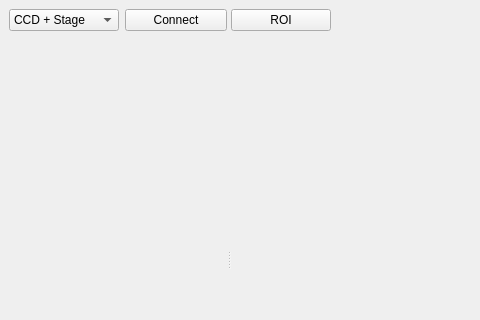
jkrauth/shg_frog, file Python/View/GUI/main_window.ui: the form before one commit; both pictures show x 0 to 480 and y 0 to 320 of the 993 by 540 pixel window.
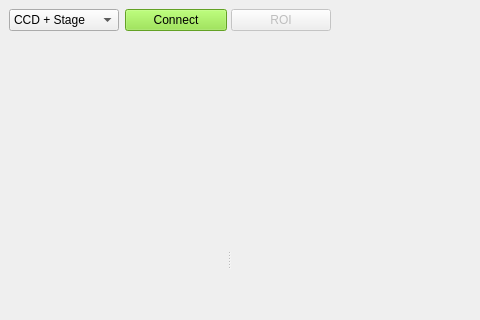
The form after the commit.

Commit message: included pyqtgraph parametertree and action for connect button

```diff
--- a/Python/View/GUI/main_window.ui
+++ b/Python/View/GUI/main_window.ui
@@ -55,6 +55,9 @@
         </item>
         <item row="0" column="1">
          <widget class="QPushButton" name="btn_connect">
+          <property name="styleSheet">
+           <string notr="true">background-color: rgb(138, 226, 52);</string>
+          </property>
           <property name="text">
            <string>Connect</string>
           </property>
@@ -76,6 +79,9 @@
        <layout class="QGridLayout" name="gridLayout_2">
         <item row="0" column="0">
          <widget class="QPushButton" name="btn_roi">
+          <property name="enabled">
+           <bool>false</bool>
+          </property>
           <property name="maximumSize">
            <size>
             <width>100</width>
```
The commit also changes 1 other file.
